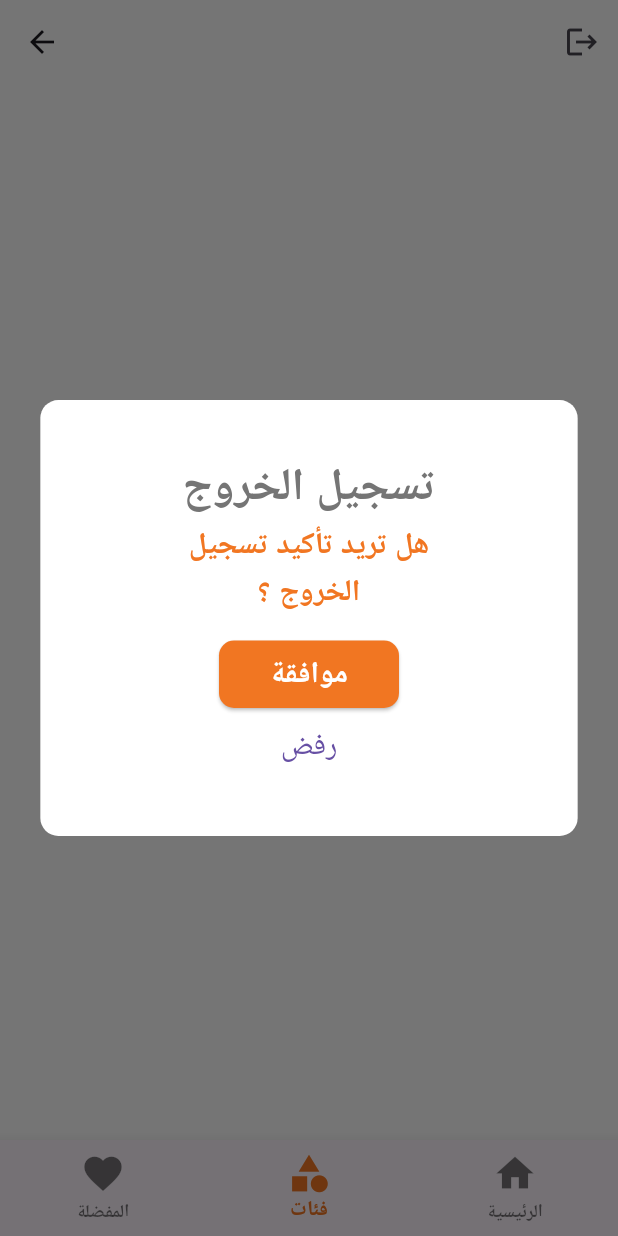
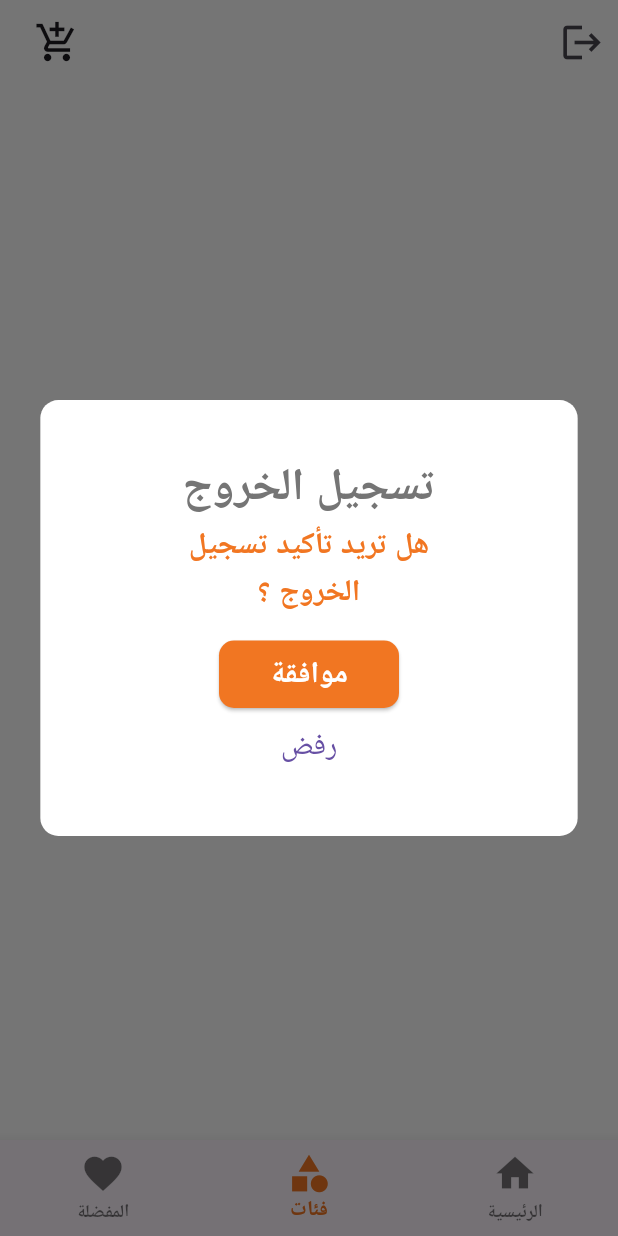
Before and after one commit to OHany1999/Matgary, a Flutter app: the NavBarScreen screen opened by its route, item 2 of the bottom bar chosen, after a tap on the "logout" icon, on a phone screen of 412 x 824 dp. Run offline on Flutter 3.47's test engine with Material 3 defaults, Android fonts, the phone set to English and light mode, and no system bars; our stand-ins replace bloc, cached_network_image, carousel_slider, dartz, dio, dots_indicator and 7 more; accounts and stored records are empty; network calls fail.

Commit message:
4/6 update

```diff
--- a/lib/home/presentation/screens/navbar_screen/navbar_screen.dart
+++ b/lib/home/presentation/screens/navbar_screen/navbar_screen.dart
@@ -1,5 +1,6 @@
 import 'package:flutter/material.dart';
 import 'package:flutter_bloc/flutter_bloc.dart';
+import 'package:matgary/carts/cart_page/presentation/screens/cart_screen.dart';
 import 'package:matgary/category/presentation/screens/category_screen/category_screen.dart';
 import 'package:matgary/core/global/app_shared_pref.dart';
 import 'package:matgary/core/global/shared_widgets/show_dialog.dart';
@@ -28,8 +29,20 @@ class NavBarScreen extends StatelessWidget {
           return Scaffold(
             // package
             appBar: AppBar(
+              leading: Container(
+                margin: EdgeInsets.only(left: 15),
+                child: IconButton(
+                  iconSize: 30,
+                    onPressed: () {
+                    Navigator.pushNamed(context, CartScreen.routeName);
+                    },
+                    icon: const Icon(
+                      Icons.add_shopping_cart,
+                    )),
+              ),
               actions: [
                 IconButton(
+                    iconSize: 30,
                     onPressed: () {
                       GlobalShowDialog global = GlobalShowDialog(
                         titleText: 'تسجيل الخروج',
@@ -81,7 +94,7 @@ class NavBarScreen extends StatelessWidget {
 
   List<Widget> homeWidget = [
     FavoriteScreen(),
-    CategoryScreen(),
+    const CategoryScreen(),
     HomeScreen(),
   ];
 }
```
Also changed, not shown: lib/carts/cart_page/presentation/screens/cart_screen.dart (added, +16 -0 lines), lib/core/global/routes/routes.dart (+5 -2 lines).
